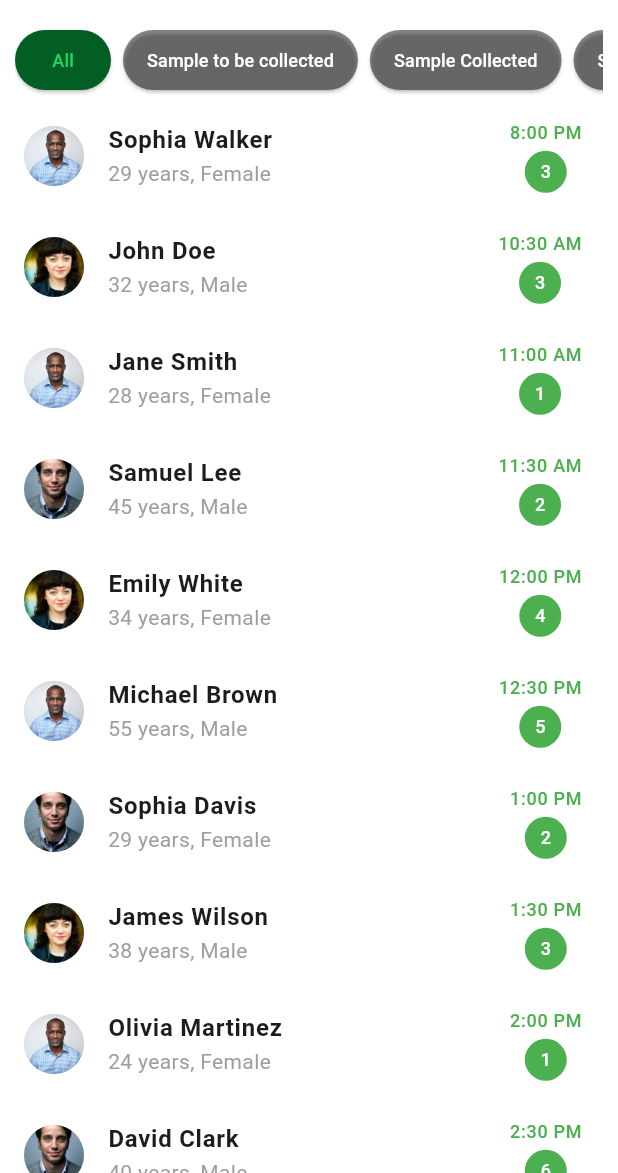
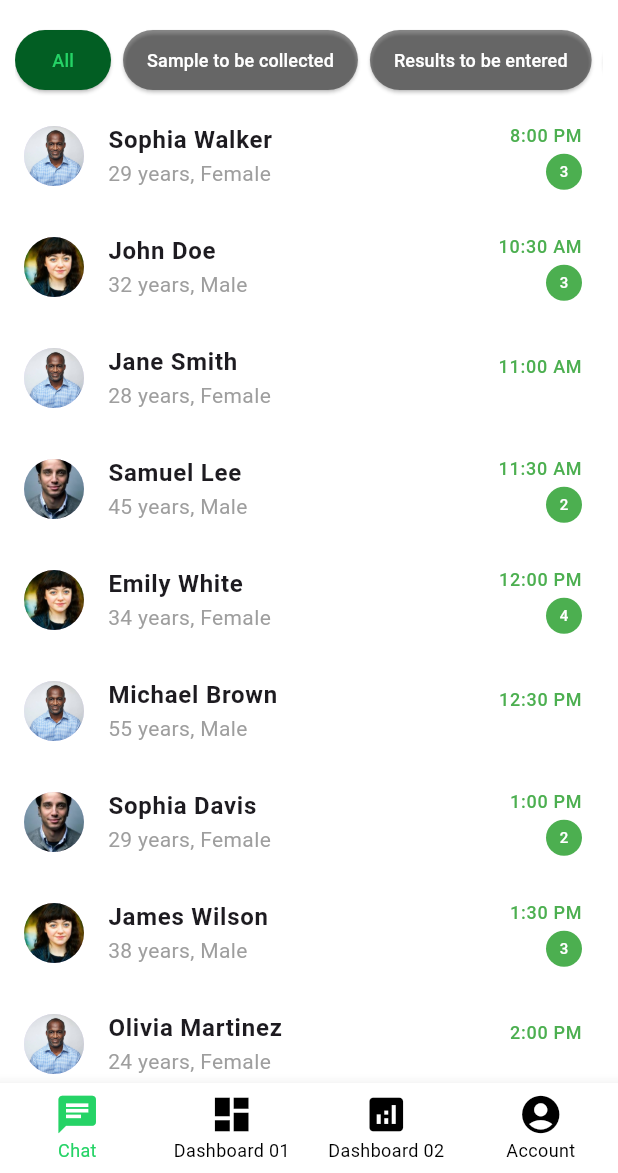
Before and after one commit to pramodyasamarakoon/Lab-Solution-App, a Flutter app: the screen it shows after launch, on a phone screen of 412 x 824 dp, the part 63-1236 px from its top. Run offline on Flutter 3.47's test engine with Material 3 defaults, Android fonts, the phone set to English and light mode, and no system bars.

Commit message:
[feat] in chat screen basic template

```diff
--- /dev/null
+++ b/lib/colors.dart
@@ -0,0 +1,8 @@
+import 'package:flutter/material.dart';
+
+class AppColors {
+  // Define your custom color palette here
+  static const Color primaryColor = Color(0xFF25D366); // Primary Green
+
+  // Add more colors as needed
+}
--- a/lib/main.dart
+++ b/lib/main.dart
@@ -1,6 +1,7 @@
 import 'package:first_flutter_app/pages/MLT_home_page.dart';
 import 'package:flutter/material.dart';
 import 'pages/sign_in_page.dart';
+import 'pages/main_page.dart';
 
 void main() {
   runApp(const MyApp());
@@ -12,7 +13,7 @@ class MyApp extends StatelessWidget {
   @override
   Widget build(BuildContext context) {
     return MaterialApp(
-      title: 'Sign In App',
+      title: 'eLab Connect App',
       theme: ThemeData(
         primaryColor: const Color(0xFF25D366), // WhatsApp green color
         elevatedButtonTheme: ElevatedButtonThemeData(
@@ -21,7 +22,7 @@ class MyApp extends StatelessWidget {
           ),
         ),
       ),
-      home: const MLTHomePage(),
+      home: const MainPage(),
     );
   }
 }
--- a/lib/models/patient.dart
+++ b/lib/models/patient.dart
@@ -7,6 +7,7 @@ class Patient {
   final String time;
   final int labTests;
   final String image;
+  final String status;
 
   Patient({
     required this.name,
@@ -15,6 +16,7 @@ class Patient {
     required this.time,
     required this.labTests,
     required this.image,
+    required this.status,
   });
 
   factory Patient.fromJson(Map<String, dynamic> json) {
@@ -25,6 +27,7 @@ class Patient {
       time: json['time'] ?? 'Unknown',
       labTests: json['labTests'] ?? 0,
       image: json['image'] ?? '', // Default empty string if missing
+      status: json['status'] ?? 'Unknown',
     );
   }
 }
--- a/lib/pages/MLT_home_page.dart
+++ b/lib/pages/MLT_home_page.dart
@@ -1,10 +1,9 @@
-// lib/pages/mlt_home_page.dart
-
 import 'package:flutter/material.dart';
 import 'package:first_flutter_app/models/patient.dart'; // Import the Patient model
 import 'package:first_flutter_app/services/patient_service.dart'; // Import the PatientService
 import '../widgets/filter_button.dart';
 import '../widgets/chat_item.dart';
+import 'sign_in_page.dart';
 
 class MLTHomePage extends StatefulWidget {
   const MLTHomePage({super.key});
@@ -15,26 +14,47 @@ class MLTHomePage extends StatefulWidget {
 
 class _MLTHomePageState extends State<MLTHomePage> {
   String activeButton = 'All'; // Default active button
-  List<Patient> patientList = []; // To hold the list of patients
+  List<Patient> patientList = []; // To hold the full list of patients
+  List<Patient> filteredPatientList = []; // To hold the filtered patient list
+  bool isLoading = false; // To track the loading state
 
   @override
   void initState() {
     super.initState();
-    print("Calling loadPatientData...");
     loadPatientData();
   }
 
   Future<void> loadPatientData() async {
-    print('Loading patient data...');
+    setState(() {
+      isLoading = true; // Start loading
+    });
     List<Patient> patients = await PatientService.loadPatients();
     setState(() {
       patientList = patients;
+      activeButton = 'All'; // Reset active button to 'All'
+      filteredPatientList = patients; // Reset to show all patients
+      isLoading = false; // Stop loading
     });
   }
 
+  // Filter the patient list based on the selected status
   void _onFilterButtonPressed(String buttonText) {
     setState(() {
       activeButton = buttonText; // Update active button state
+      isLoading = true; // Start loading while filtering
+
+      if (buttonText == 'All') {
+        filteredPatientList = patientList; // Show all patients
+      } else {
+        // Filter by status while safely checking for null
+        filteredPatientList = patientList
+            .where((patient) =>
+                patient.status != null && patient.status == buttonText)
+            .toList(); // Filter by status
+      }
+
+      // Stop the loading after filtering
+      isLoading = false;
     });
   }
 
@@ -58,7 +78,10 @@ class _MLTHomePageState extends State<MLTHomePage> {
           IconButton(
             icon: const Icon(Icons.more_vert, color: Colors.black),
             onPressed: () {
-              print('Three dots tapped');
+              Navigator.push(
+                context,
+                MaterialPageRoute(builder: (context) => const SignInPage()),
+              );
             },
           ),
         ],
@@ -76,10 +99,8 @@ class _MLTHomePageState extends State<MLTHomePage> {
                 children: [
                   FilterButton(
                     text: 'All',
-                    isActive:
-                        activeButton == 'All', // Set active based on button
-                    onPressed: () =>
-                        _onFilterButtonPressed('All'), // Update active button
+                    isActive: activeButton == 'All',
+                    onPressed: () => _onFilterButtonPressed('All'),
                   ),
                   FilterButton(
                     text: 'Sample to be collected',
@@ -88,38 +109,41 @@ class _MLTHomePageState extends State<MLTHomePage> {
                         _onFilterButtonPressed('Sample to be collected'),
                   ),
                   FilterButton(
-                    text: 'Sample Collected',
-                    isActive: activeButton == 'Sample Collected',
-                    onPressed: () => _onFilterButtonPressed('Sample Collected'),
+                    text: 'Results to be entered',
+                    isActive: activeButton == 'Results to be entered',
+                    onPressed: () =>
+                        _onFilterButtonPressed('Results to be entered'),
                   ),
                   FilterButton(
-                    text: 'Sample Collected Done',
-                    isActive: activeButton == 'Sample Collected Done',
-                    onPressed: () =>
-                        _onFilterButtonPressed('Sample Collected Done'),
+                    text: 'Results Entered',
+                    isActive: activeButton == 'Results Entered',
+                    onPressed: () => _onFilterButtonPressed('Results Entered'),
                   ),
                 ],
               ),
             ),
           ),
           // Patient List
-          // Patient list (chat list) under filter buttons
           Expanded(
             child: RefreshIndicator(
-              onRefresh: loadPatientData, // Trigger refresh on pull down
-              child: patientList.isEmpty
+              onRefresh: loadPatientData,
+              child: isLoading // Show loading indicator when filtering
                   ? const Center(
-                      child:
-                          CircularProgressIndicator()) // Show loading indicator
-                  : ListView.builder(
-                      itemCount: patientList.length,
-                      itemBuilder: (context, index) {
-                        Patient patient = patientList[index];
-                        return ChatItem(patient: patient);
-                      },
-                    ),
+                      child: CircularProgressIndicator(),
+                    )
+                  : filteredPatientList.isEmpty
+                      ? const Center(
+                          child: Text('No patients found for this status'),
+                        )
+                      : ListView.builder(
+                          itemCount: filteredPatientList.length,
+                          itemBuilder: (context, index) {
+                            Patient patient = filteredPatientList[index];
+                            return ChatItem(patient: patient);
+                          },
+                        ),
             ),
-          )
+          ),
         ],
       ),
     );
--- /dev/null
+++ b/lib/pages/main_page.dart
@@ -0,0 +1,41 @@
+import 'package:flutter/material.dart';
+import 'mlt_home_page.dart'; // Chat Page
+import 'dashboard01_page.dart'; // Dashboard 01 Page
+import 'dashboard02_page.dart'; // Dashboard 02 Page
+import 'account_page.dart'; // Account Page
+import '../widgets/custom_bottom_nav_bar.dart'; // Import the CustomBottomNavBar
+
+class MainPage extends StatefulWidget {
+  const MainPage({super.key});
+
+  @override
+  _MainPageState createState() => _MainPageState();
+}
+
+class _MainPageState extends State<MainPage> {
+  int _currentIndex = 0; // Track the selected index for navigation
+
+  final List<Widget> _pages = [
+    const MLTHomePage(), // Chat Page
+    const Dashboard01Page(), // Dashboard 01
+    const Dashboard02Page(), // Dashboard 02
+    const AccountPage(), // Account Page
+  ];
+
+  void _onNavBarTapped(int index) {
+    setState(() {
+      _currentIndex = index; // Update the current tab index
+    });
+  }
+
+  @override
+  Widget build(BuildContext context) {
+    return Scaffold(
+      body: _pages[_currentIndex], // Display the selected page
+      bottomNavigationBar: CustomBottomNavBar(
+        currentIndex: _currentIndex,
+        onTap: _onNavBarTapped,
+      ),
+    );
+  }
+}
--- a/lib/widgets/chat_item.dart
+++ b/lib/widgets/chat_item.dart
@@ -1,5 +1,6 @@
 import 'package:flutter/material.dart';
 import '../models/patient.dart';
+import '../pages/chat_page.dart';
 
 class ChatItem extends StatelessWidget {
   final Patient patient;
@@ -23,7 +24,11 @@ class ChatItem extends StatelessWidget {
           '${patient.age} years, ${patient.gender}',
           style: const TextStyle(fontSize: 14, color: Colors.grey),
         ),
-        trailing: Column(
+        trailing: Container(
+          width: 100, // Fixed width to prevent trailing elements from shifting
+          child: Column(
+            crossAxisAlignment:
+                CrossAxisAlignment.end, // Align everything to the right
             mainAxisAlignment: MainAxisAlignment.center,
             children: [
               Text(
@@ -31,17 +36,32 @@ class ChatItem extends StatelessWidget {
                 style: const TextStyle(fontSize: 12, color: Colors.green),
               ),
               const SizedBox(height: 4),
-            CircleAvatar(
+              // Only show the lab test count if the status is not 'Results Entered'
+              patient.status == 'Results Entered'
+                  ? const SizedBox(
+                      height: 12) // Empty space to maintain position
+                  : CircleAvatar(
                       backgroundColor: Colors.green,
-              radius: 14,
+                      radius: 12,
                       child: Text(
                         patient.labTests.toString(),
-                style: const TextStyle(color: Colors.white, fontSize: 12),
+                        style:
+                            const TextStyle(color: Colors.white, fontSize: 10),
                       ),
                     ),
             ],
           ),
         ),
+        onTap: () {
+          // Navigate to the chat screen with the patient data
+          Navigator.push(
+            context,
+            MaterialPageRoute(
+              builder: (context) => ChatScreen(patient: patient),
+            ),
+          );
+        },
+      ),
     );
   }
 }
--- /dev/null
+++ b/lib/widgets/custom_bottom_nav_bar.dart
@@ -0,0 +1,52 @@
+import 'package:flutter/material.dart';
+import 'package:first_flutter_app/colors.dart';
+
+class CustomBottomNavBar extends StatelessWidget {
+  final int currentIndex; // The currently selected tab index
+  final ValueChanged<int> onTap; // Callback for tab change
+
+  const CustomBottomNavBar({
+    super.key,
+    required this.currentIndex,
+    required this.onTap,
+  });
+
+  @override
+  Widget build(BuildContext context) {
+    return BottomNavigationBar(
+      currentIndex: currentIndex,
+      onTap: onTap,
+      type: BottomNavigationBarType.fixed, // Keep all items visible
+      selectedItemColor: AppColors.primaryColor, // Active tab color
+      unselectedItemColor: Colors.black, // Inactive tab color
+      backgroundColor: Colors.white, // Background color of the navigation bar
+      iconSize: 30.0, // Adjust icon size for vertical padding effect
+      selectedLabelStyle: TextStyle(
+        fontSize: 12, // Adjust text size for label
+        height: 1.5, // Adjust vertical padding for label text
+      ),
+      unselectedLabelStyle: TextStyle(
+        fontSize: 12, // Adjust text size for label
+        height: 1.5, // Adjust vertical padding for label text
+      ),
+      items: const [
+        BottomNavigationBarItem(
+          icon: Icon(Icons.chat),
+          label: 'Chat',
+        ),
+        BottomNavigationBarItem(
+          icon: Icon(Icons.dashboard),
+          label: 'Dashboard 01',
+        ),
+        BottomNavigationBarItem(
+          icon: Icon(Icons.analytics),
+          label: 'Dashboard 02',
+        ),
+        BottomNavigationBarItem(
+          icon: Icon(Icons.account_circle),
+          label: 'Account',
+        ),
+      ],
+    );
+  }
+}
```
Also changed, not shown: assets/data/mock_data.json (+42 -22 lines), lib/pages/account_page.dart (added, +17 -0 lines), lib/pages/chat_page.dart (added, +172 -0 lines), lib/pages/dashboard01_page.dart (added, +17 -0 lines), lib/pages/dashboard02_page.dart (added, +17 -0 lines). Lines whose indentation alone changed are shown as unchanged.
